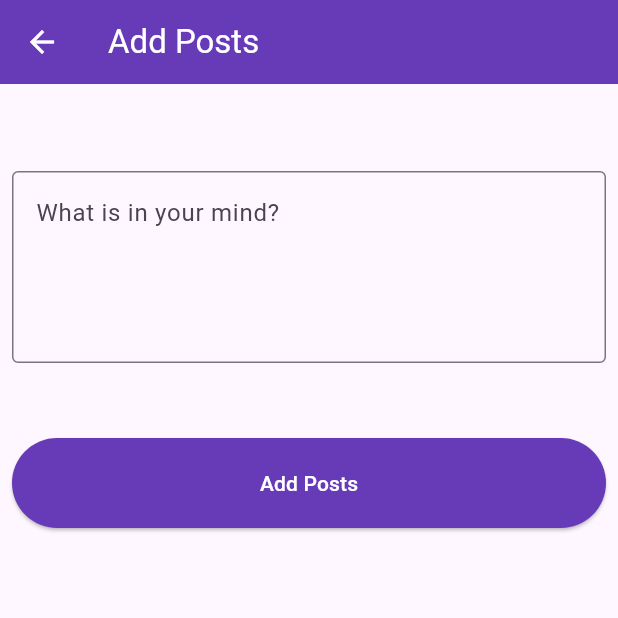
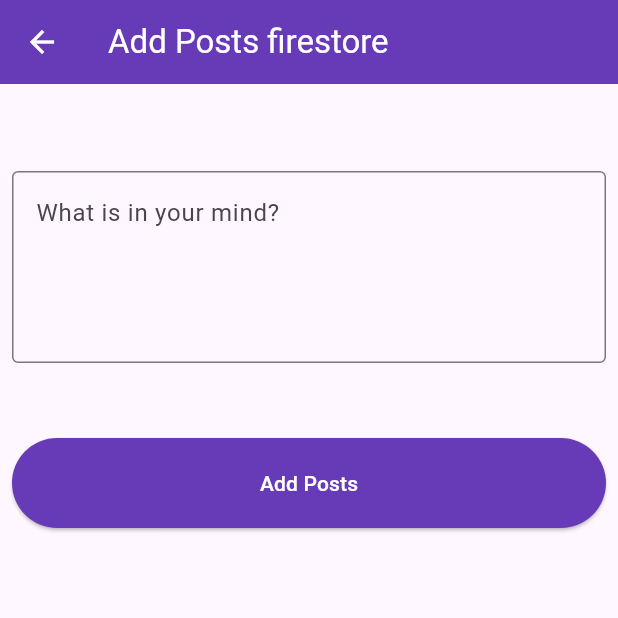
Before and after one commit to vivekkujur/flutter_with_firebase, a Flutter app: the screen it shows after launch, after a tap on the "add" icon, on a phone screen of 412 x 824 dp, the top half of it. Run offline on Flutter 3.47's test engine with Material 3 defaults, Android fonts, the phone set to English and light mode, and no system bars; our stand-ins replace cloud_firestore, firebase_core, firebase_database, fluttertoast, get; accounts and stored records are empty.

Commit message:
firestore Crud operation | with GEtX state management

```diff
--- /dev/null
+++ b/lib/controller/firestore_controller.dart
@@ -0,0 +1,22 @@
+import 'package:cloud_firestore/cloud_firestore.dart';
+import 'package:firebase_database/firebase_database.dart';
+import 'package:flutter/cupertino.dart';
+import 'package:get/get.dart';
+
+class FirestoreController extends GetxController{
+
+
+  final postInputController = TextEditingController();
+  // var databaseRef= FirebaseDatabase.instance.ref('Posts').obs;
+  var databaseRef = FirebaseFirestore.instance.collection('posts').obs;
+  final searchInputController = TextEditingController();
+  var searchText = "".obs;
+
+
+
+  setSearchTxt (value )=> searchText.value = value;
+
+  setSearchRef()=>databaseRef.value = FirebaseFirestore.instance.collection('posts');
+
+
+}
--- a/lib/main.dart
+++ b/lib/main.dart
@@ -1,3 +1,4 @@
+import 'package:android_fb_flutter/view/firestore_home_screen.dart';
 import 'package:android_fb_flutter/view/home_screen.dart';
 import 'package:flutter/material.dart';
 import 'package:firebase_core/firebase_core.dart';
@@ -28,7 +29,7 @@ class MyApp extends StatelessWidget {
           primarySwatch: Colors.deepPurple
 
       ),
-        home: const HomeScreen(),
+        home: const FirestoreHomeScreen(),
     );
   }
 }
--- /dev/null
+++ b/lib/view/add_firestore_posts.dart
@@ -0,0 +1,84 @@
+import 'package:firebase_database/firebase_database.dart';
+import 'package:flutter/material.dart';
+import 'package:fluttertoast/fluttertoast.dart';
+import 'package:get/get.dart';
+import '../controller/firestore_controller.dart';
+import '../controller/home_controller.dart';
+
+class AddFirestorePosts extends StatelessWidget {
+  const AddFirestorePosts({super.key, required this.id, required this.action});
+  final String id;
+  final String action;
+  @override
+  Widget build(BuildContext context) {
+
+    final FirestoreController homeController = Get.find();
+    homeController.postInputController.clear();
+
+    return Scaffold(
+      appBar: AppBar(
+        title: const Text(
+          "Add Posts firestore",
+          style: TextStyle(color: Colors.white),
+        ),
+        backgroundColor: Colors.deepPurple,
+        iconTheme: const IconThemeData(color: Colors.white),
+      ),
+      body: Padding(
+        padding: const EdgeInsets.all(8.0),
+        child: ListView(
+          children: [
+            const SizedBox(
+              height: 50,
+            ),
+            TextFormField(
+              controller: homeController.postInputController,
+              maxLines: 4,
+              decoration: const InputDecoration(
+                  hintText: 'What is in your mind?',
+                  border: OutlineInputBorder()),
+            ),
+            const SizedBox(
+              height: 50,
+            ),
+            ElevatedButton(
+              style: ElevatedButton.styleFrom(
+                  backgroundColor: Colors.deepPurple,
+                  padding: const EdgeInsets.symmetric(vertical: 20)),
+              onPressed: () {
+
+
+
+                homeController.databaseRef.value.doc(id).set({
+                  'title': homeController.postInputController.text,
+                  'id':id
+                }).then((onValue) {
+                  homeController.postInputController.clear();
+                  Fluttertoast.showToast(msg: '$action Added');
+                }).onError((error, stacktrace) {
+                  Fluttertoast.showToast(msg: error.toString());
+                });
+
+                // homeController.databaseRef.value.child(id).set({
+                //   'id':id,
+                //   "title": homeController.postInputController.text
+                // }).then((onValue) {
+                //   homeController.postInputController.clear();
+                //   Fluttertoast.showToast(msg: '$action Added');
+                // }).onError((error, stacktrace) {
+                //   Fluttertoast.showToast(msg: error.toString());
+                // });
+
+
+              },
+              child:  Text(
+                "$action Posts",
+                style: const TextStyle(color: Colors.white),
+              ),
+            ),
+          ],
+        ),
+      ),
+    );
+  }
+}
--- /dev/null
+++ b/lib/view/firestore_home_screen.dart
@@ -0,0 +1,173 @@
+import 'package:android_fb_flutter/controller/home_controller.dart';
+import 'package:android_fb_flutter/view/add_firestore_posts.dart';
+import 'package:android_fb_flutter/view/add_screen.dart';
+import 'package:cloud_firestore/cloud_firestore.dart';
+import 'package:firebase_database/firebase_database.dart';
+import 'package:firebase_database/ui/firebase_animated_list.dart';
+import 'package:flutter/material.dart';
+import 'package:flutter/rendering.dart';
+import 'package:get/get.dart';
+
+import '../controller/firestore_controller.dart';
+
+class FirestoreHomeScreen extends StatelessWidget {
+  const FirestoreHomeScreen({super.key});
+
+  @override
+  Widget build(BuildContext context) {
+    final FirestoreController homeController = Get.put(FirestoreController());
+
+    return Scaffold(
+      appBar: AppBar(
+        centerTitle: true,
+        title: const Text(
+          'flutter firebase CRUD',
+          style: TextStyle(color: Colors.white),
+        ),
+        backgroundColor: Colors.deepPurple,
+      ),
+      body: Column(
+        children: [
+          Padding(
+            padding: const EdgeInsets.all(8.0),
+            child: TextFormField(
+              controller: homeController.searchInputController,
+              decoration: const InputDecoration(
+                hintText: 'Search',
+                border: OutlineInputBorder(),
+              ),
+              onChanged: (value) {
+                homeController.setSearchTxt(value);
+                homeController.setSearchRef();
+              },
+            ),
+          ),
+          // Text(
+          //   "Firebase Animated List ",
+          //   style: TextStyle(fontSize: 20),
+          //   textAlign: TextAlign.start,
+          // ),
+          // Text(
+          //   "show list from realtime firebase",
+          //   style: TextStyle(fontSize: 12),
+          //   textAlign: TextAlign.start,
+          // ),
+          //
+          // Divider(),
+
+          // Obx(()=> Expanded(
+          //   child: FirebaseAnimatedList(
+          //       defaultChild: Text("loading"),
+          //       query: homeController.databaseRef.value,
+          //       itemBuilder: (context, snapshot, animation, index) {
+          //         final title = snapshot.child('title').value.toString();
+          //         print(title);
+          //         if (homeController.searchText.value.isEmpty) {
+          //           return ListTile(
+          //             title: Text(snapshot.child('title').value.toString()),
+          //             subtitle: Text(snapshot.child('id').value.toString()),
+          //           );
+          //         } else if (title.toLowerCase().contains(homeController
+          //             .searchText.value
+          //             .toLowerCase())) {
+          //           return ListTile(
+          //             title: Text(snapshot.child('title').value.toString()),
+          //             subtitle: Text(snapshot.child('id').value.toString()),
+          //           );
+          //         } else {
+          //           return Container(
+          //             child: Text("result not found"),
+          //           );
+          //         }
+          //       }),
+          // ),),
+
+          const Divider(),
+          const Text(
+            "StreamBuilder and listView Builder ",
+            style: TextStyle(fontSize: 20),
+            textAlign: TextAlign.start,
+          ),
+          const Padding(
+            padding: EdgeInsets.all(8.0),
+            child: Text(
+              "get list from firebase in form of stream and show in listview. builder list widgets. ",
+              style: TextStyle(fontSize: 12),
+              textAlign: TextAlign.start,
+            ),
+          ),
+
+          const Divider(),
+          Obx(() => Expanded(
+              child: StreamBuilder<QuerySnapshot>(
+                  stream: homeController.databaseRef.value.snapshots(),
+                  builder: (context, AsyncSnapshot<QuerySnapshot> snapshot) {
+                    var list = snapshot.data?.docs ?? [];
+
+                    if (homeController.searchText.value.isEmpty) {
+                      list = snapshot.data?.docs ?? [];
+                    } else {
+                      list = snapshot.data?.docs
+                              .where((s) => s['title'].toLowerCase().contains(
+                                  homeController.searchText.value
+                                      .toLowerCase()))
+                              .toList() ??
+                          [];
+                    }
+
+                    if (snapshot.hasData) {
+                      return ListView.builder(
+                          itemCount: list.length,
+                          itemBuilder: (context, index) {
+                            return ListTile(
+                              title: Text(list[index]['title']),
+                              subtitle: Text(list[index]['id']),
+                              trailing: PopupMenuButton(
+                                  icon: const Icon(Icons.more_vert),
+                                  itemBuilder: (context) => [
+                                        PopupMenuItem(
+                                          value: 0,
+                                          child: const ListTile(
+                                              leading: Icon(Icons.edit),
+                                              title: Text('Edit')),
+                                          onTap: () {
+                                            Get.to(AddFirestorePosts(
+                                              id: list[index]['id'],
+                                              action: 'Edit',
+                                            ));
+                                          },
+                                        ),
+                                        PopupMenuItem(
+                                            value: 1,
+                                            child: ListTile(
+                                              leading: Icon(Icons.delete),
+                                              title: Text('Delete'),
+                                              onTap: () {
+                                                homeController.databaseRef.value.doc(list[index]['id']).delete();
+                                              },
+                                            ))
+                                      ]),
+                            );
+                          });
+                    } else {
+                      return const CircularProgressIndicator();
+                    }
+                  }))),
+        ],
+      ),
+      floatingActionButton: FloatingActionButton(
+        onPressed: () {
+          Get.to(AddFirestorePosts(
+            id: DateTime.now().microsecondsSinceEpoch.toString(),
+            action: 'Add',
+          ));
+        },
+        backgroundColor: Colors.deepPurple,
+        child: const Icon(
+          Icons.add,
+          color: Colors.white,
+        ),
+      ),
+    );
+  }
+}
--- a/pubspec.yaml
+++ b/pubspec.yaml
@@ -40,6 +40,7 @@ dependencies:
   firebase_auth: ^5.3.0
   firebase_database: ^11.1.4
   fluttertoast: ^8.2.8
+  cloud_firestore: ^5.4.4
 
 
 
```
Also changed, not shown: pubspec.lock, 3 other files.
